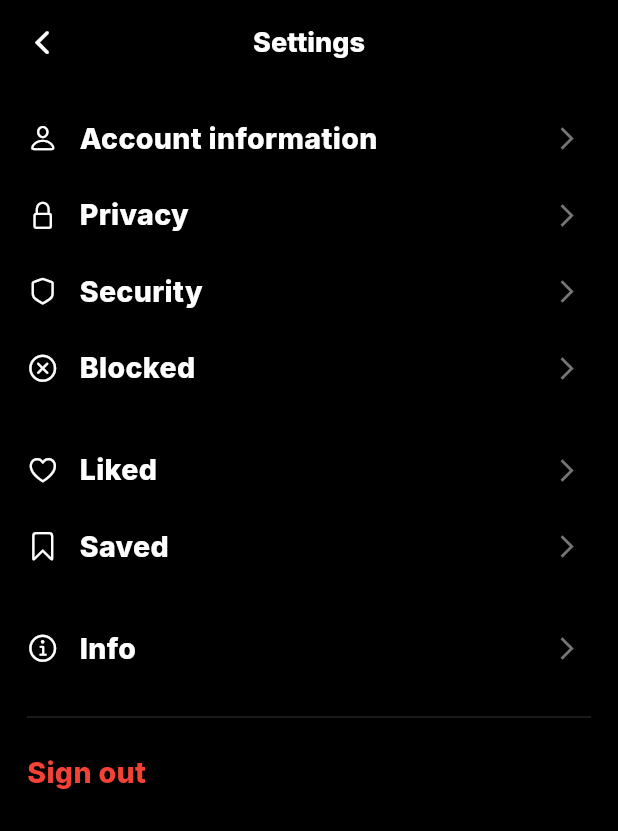
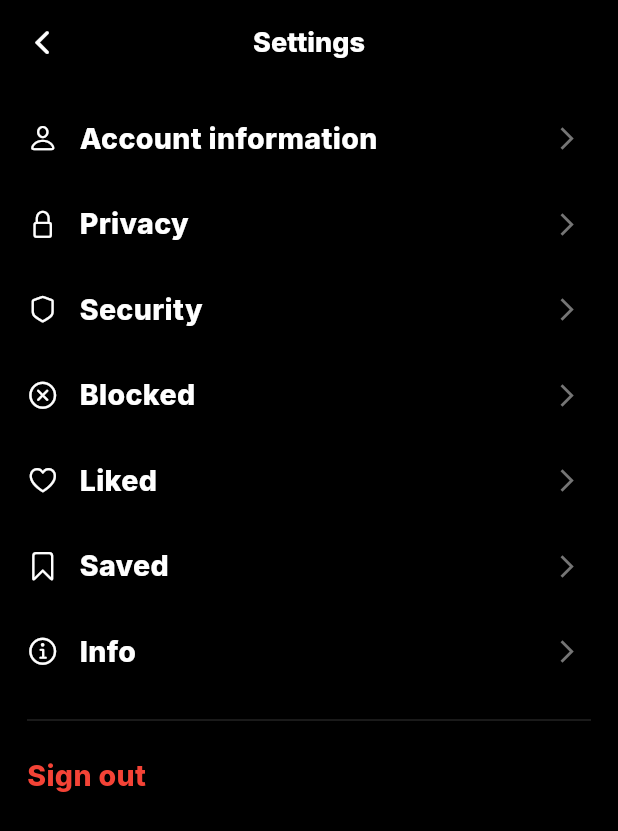
Before and after one commit to Tho100/revent, a Flutter app: the SettingsPage screen opened directly, on a phone screen of 412 x 824 dp. Shown: the top 831 px of the screen. Run offline on Flutter 3.47's test engine with Material 3 defaults, Android fonts, the phone set to English and light mode, and no system bars; our stand-ins replace flutter_cache_manager, flutter_dotenv, flutter_native_image, get_it, google_fonts; missing offline and left inert: dynamic_height_grid_view, image_picker_plus, mysql_client.

Commit message:
Minor UI changes on settings page

```diff
--- a/lib/pages/setttings/settings_page.dart
+++ b/lib/pages/setttings/settings_page.dart
@@ -23,8 +23,7 @@ class SettingsPage extends StatelessWidget {
 
   Widget _buildBody(BuildContext context) {
 
-    const buttonGap = 8.0;
-    const newTopicButtonGap = 25.0;
+    const buttonGap = 14.0;
 
     return Padding(
       padding: const EdgeInsets.only(top: 15.0),
@@ -71,7 +70,7 @@ class SettingsPage extends StatelessWidget {
             onPressed: () {}
           ),
 
-          const SizedBox(height: newTopicButtonGap),
+          const SizedBox(height: buttonGap),
 
           SettingsButton(
             text: 'Liked',
@@ -87,7 +86,7 @@ class SettingsPage extends StatelessWidget {
             onPressed: () {}
           ),
 
-          const SizedBox(height: newTopicButtonGap),
+          const SizedBox(height: buttonGap),
 
           SettingsButton(
             text: 'Info',
```
